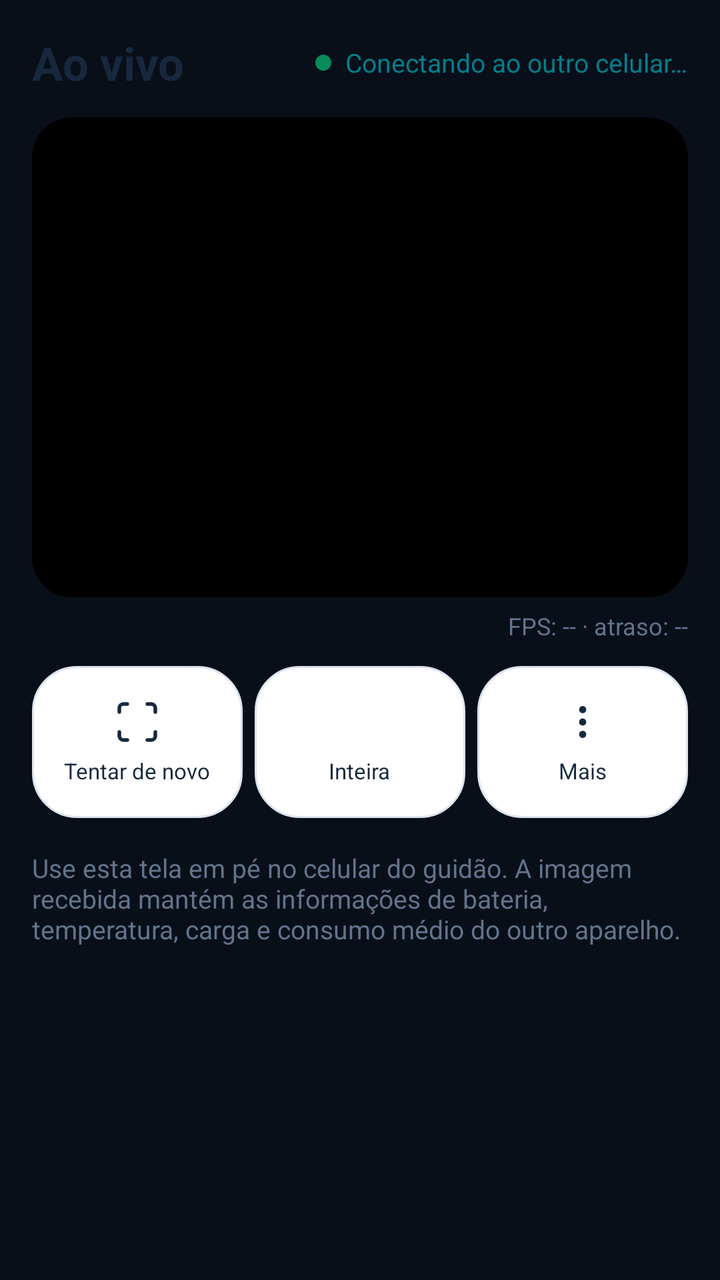
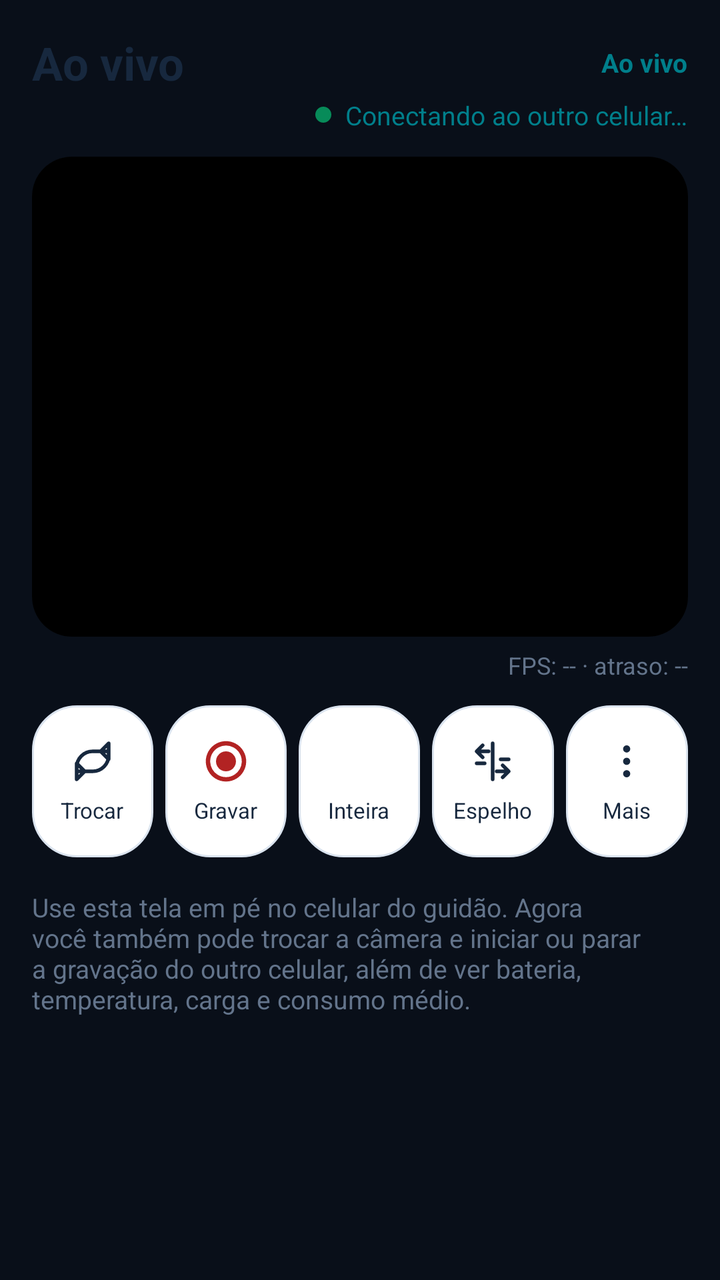

Two renders of the same Android screen: before a commit and after it. Below are the layout's source before the change and the commit's diff.
<!-- AndroidManifest.xml: application theme Theme.MinhaCamera -->
<!-- res/layout/activity_phone_viewer.xml -->
<?xml version="1.0" encoding="utf-8"?>
<ScrollView xmlns:android="http://schemas.android.com/apk/res/android"
    android:layout_width="match_parent" android:layout_height="match_parent"
    android:background="@color/player_background" android:fillViewport="true">

    <LinearLayout
        android:layout_width="match_parent" android:layout_height="wrap_content"
        android:orientation="vertical" android:padding="16dp">

        <LinearLayout
            android:layout_width="match_parent" android:layout_height="wrap_content"
            android:orientation="horizontal" android:gravity="center_vertical">
            <TextView
                android:layout_width="0dp" android:layout_weight="1" android:layout_height="wrap_content"
                android:text="@string/ui_live" android:textColor="@color/app_text"
                android:textSize="23sp" android:textStyle="bold"/>
            <View android:layout_width="8dp" android:layout_height="8dp" android:background="@drawable/bg_ui_live"/>
            <TextView
                android:id="@+id/phoneViewerStatus"
                android:layout_width="wrap_content" android:layout_height="wrap_content"
                android:layout_marginStart="7dp" android:text="@string/phone_connecting"
                android:textColor="@color/brand_secondary" android:textSize="13sp"/>
        </LinearLayout>

        <FrameLayout
            android:layout_width="match_parent" android:layout_height="240dp"
            android:layout_marginTop="12dp" android:background="@drawable/bg_ui_preview"
            android:clipToOutline="true">
            <ImageView
                android:id="@+id/phoneImage" android:layout_width="match_parent" android:layout_height="match_parent"
                android:background="#000000" android:contentDescription="@string/phone_camera"
                android:scaleType="fitCenter" />
            <TextView
                android:id="@+id/phoneViewerTelemetry" android:layout_width="wrap_content"
                android:layout_height="wrap_content" android:layout_gravity="top|start"
                android:layout_margin="10dp" android:background="@drawable/bg_phone_telemetry"
                android:paddingStart="9dp" android:paddingEnd="9dp" android:paddingTop="6dp"
                android:paddingBottom="6dp" android:textColor="#FFFFFFFF" android:textSize="12sp"
                android:textStyle="bold" android:visibility="gone" />
        </FrameLayout>

        <TextView
            android:id="@+id/phoneViewerPerformance" android:layout_width="match_parent"
            android:layout_height="wrap_content" android:gravity="end" android:paddingTop="6dp"
            android:text="@string/phone_performance_waiting" android:textColor="@color/ui_muted"
            android:textSize="12sp" />

        <TextView
            android:id="@+id/phoneViewerTelemetryDetails" android:layout_width="match_parent"
            android:layout_height="wrap_content" android:layout_marginTop="4dp" android:padding="8dp"
            android:background="@drawable/bg_phone_telemetry" android:text="@string/phone_receiver_waiting_telemetry"
            android:textColor="#FFFFFFFF" android:textSize="12sp" android:visibility="gone" />

        <LinearLayout
            android:layout_width="match_parent" android:layout_height="wrap_content"
            android:layout_marginTop="12dp" android:orientation="horizontal" android:baselineAligned="false">

            <LinearLayout
                android:id="@+id/phoneRetry" android:layout_width="0dp" android:layout_weight="1"
                android:layout_height="76dp" android:layout_marginEnd="4dp" android:padding="4dp"
                android:gravity="center" android:background="@drawable/bg_ui_card" android:orientation="vertical"
                android:clickable="true" android:focusable="true" android:contentDescription="@string/tentar_novamente">
                <ImageView android:layout_width="24dp" android:layout_height="24dp" android:src="@drawable/ic_ui_scan"
                    android:contentDescription="@null"/>
                <TextView android:layout_width="wrap_content" android:layout_height="wrap_content" android:layout_marginTop="5dp"
                    android:text="@string/tentar_novamente" android:textColor="@color/app_text" android:textSize="11sp"/>
            </LinearLayout>

            <LinearLayout
                android:id="@+id/phoneViewerFit" android:layout_width="0dp" android:layout_weight="1"
                android:layout_height="76dp" android:layout_marginStart="2dp" android:layout_marginEnd="2dp" android:padding="4dp"
                android:gravity="center" android:background="@drawable/bg_ui_card" android:orientation="vertical"
                android:clickable="true" android:focusable="true" android:contentDescription="@string/imagem_inteira">
                <ImageView android:id="@+id/phoneViewerFitIcon" android:layout_width="24dp" android:layout_height="24dp" android:src="@drawable/ic_fit"
                    android:contentDescription="@null"/>
                <TextView android:id="@+id/phoneViewerFitLabel" android:layout_width="wrap_content" android:layout_height="wrap_content" android:layout_marginTop="5dp"
                    android:text="@string/phone_view_fit" android:textColor="@color/app_text" android:textSize="11sp"/>
            </LinearLayout>

            <LinearLayout
                android:id="@+id/phoneViewerMore" android:layout_width="0dp" android:layout_weight="1"
                android:layout_height="76dp" android:layout_marginStart="4dp" android:padding="4dp"
                android:gravity="center" android:background="@drawable/bg_ui_card" android:orientation="vertical"
                android:clickable="true" android:focusable="true" android:contentDescription="@string/ui_more_short">
                <ImageView android:layout_width="24dp" android:layout_height="24dp" android:src="@drawable/ic_ui_more"
                    android:contentDescription="@null"/>
                <TextView android:layout_width="wrap_content" android:layout_height="wrap_content" android:layout_marginTop="5dp"
                    android:text="@string/ui_more_short" android:textColor="@color/app_text" android:textSize="11sp"/>
            </LinearLayout>
        </LinearLayout>

        <TextView
            android:layout_width="match_parent" android:layout_height="wrap_content" android:layout_marginTop="16dp"
            android:text="@string/phone_receiver_instructions" android:textColor="@color/ui_muted" android:textSize="13sp"/>

    </LinearLayout>
</ScrollView>
<!-- resources referenced by this layout -->
<resources>
  <color name="app_text">#17283E</color>
  <color name="brand_secondary">#007F8B</color>
  <color name="player_background">#090F19</color>
  <color name="ui_muted">#63748B</color>
  <!-- drawable bg_phone_telemetry (drawable) -->
  <?xml version="1.0" encoding="utf-8"?>
  <shape xmlns:android="http://schemas.android.com/apk/res/android" android:shape="rectangle">
      <solid android:color="#C40B111B" />
      <corners android:radius="8dp" />
  </shape>
  <!-- drawable bg_ui_live (drawable) -->
  <?xml version="1.0" encoding="utf-8"?>
  <shape xmlns:android="http://schemas.android.com/apk/res/android" android:shape="oval">
      <solid android:color="#078B59"/>
  </shape>
  <!-- drawable bg_ui_preview (drawable) -->
  <?xml version="1.0" encoding="utf-8"?>
  <shape xmlns:android="http://schemas.android.com/apk/res/android" android:shape="rectangle">
      <solid android:color="#171D27"/><corners android:radius="20dp"/>
  </shape>
  <!-- drawable ic_ui_scan (drawable) -->
  <?xml version="1.0" encoding="utf-8"?>
  <vector xmlns:android="http://schemas.android.com/apk/res/android" android:width="24dp" android:height="24dp" android:viewportWidth="24" android:viewportHeight="24">
      <path android:fillColor="@android:color/transparent" android:strokeColor="@color/app_text" android:strokeWidth="1.8" android:strokeLineCap="round" android:strokeLineJoin="round" android:pathData="M7 3H5a2 2 0 0 0 -2 2v2 M17 3h2a2 2 0 0 1 2 2v2 M21 17v2a2 2 0 0 1 -2 2h-2 M3 17v2a2 2 0 0 0 2 2h2" />
  </vector>
  <string name="imagem_inteira">Imagem inteira · sem cortes</string>
  <string name="phone_camera">Câmera de celular</string>
  <string name="phone_connecting">Conectando ao outro celular…</string>
  <string name="phone_performance_waiting">FPS: -- · atraso: --</string>
  <string name="phone_receiver_instructions">Use esta tela em pé no celular do guidão. A imagem recebida mantém as informações de bateria, temperatura, carga e consumo médio do outro aparelho.</string>
  <string name="phone_receiver_waiting_telemetry">Aguardando dados do outro celular…</string>
  <string name="phone_view_fit">Inteira</string>
  <string name="tentar_novamente">Tentar de novo</string>
  <string name="ui_live">Ao vivo</string>
  <string name="ui_more_short">Mais</string>
  <color name="app_surface">#FFFFFF</color>
  <color name="app_outline">#DBE4EF</color>
  <color name="brand_primary">#176BCE</color>
  <color name="brand_on_primary">#FFFFFF</color>
  <color name="app_background">#F2F6FB</color>
  <!-- unchanged entries left out for length: 4 -->
</resources>

<!-- the commit's change to res/layout/activity_phone_viewer.xml (unified diff, before → after) -->
@@ -14,6 +14,16 @@
                 android:layout_width="0dp" android:layout_weight="1" android:layout_height="wrap_content"
                 android:text="@string/ui_live" android:textColor="@color/app_text"
                 android:textSize="23sp" android:textStyle="bold"/>
+            <TextView
+                android:id="@+id/phoneViewerRec"
+                android:layout_width="wrap_content" android:layout_height="wrap_content"
+                android:text="@string/phone_receiver_idle" android:textColor="@color/brand_secondary"
+                android:textSize="13sp" android:textStyle="bold"/>
+        </LinearLayout>
+
+        <LinearLayout
+            android:layout_width="match_parent" android:layout_height="wrap_content"
+            android:layout_marginTop="2dp" android:orientation="horizontal" android:gravity="end|center_vertical">
             <View android:layout_width="8dp" android:layout_height="8dp" android:background="@drawable/bg_ui_live"/>
             <TextView
                 android:id="@+id/phoneViewerStatus"
@@ -23,6 +33,7 @@
         </LinearLayout>
 
         <FrameLayout
+            android:id="@+id/phoneViewerPreviewContainer"
             android:layout_width="match_parent" android:layout_height="240dp"
             android:layout_marginTop="12dp" android:background="@drawable/bg_ui_preview"
             android:clipToOutline="true">
@@ -52,23 +63,35 @@
             android:textColor="#FFFFFFFF" android:textSize="12sp" android:visibility="gone" />
 
         <LinearLayout
+            android:id="@+id/phoneViewerControls"
             android:layout_width="match_parent" android:layout_height="wrap_content"
             android:layout_marginTop="12dp" android:orientation="horizontal" android:baselineAligned="false">
 
             <LinearLayout
-                android:id="@+id/phoneRetry" android:layout_width="0dp" android:layout_weight="1"
-                android:layout_height="76dp" android:layout_marginEnd="4dp" android:padding="4dp"
+                android:id="@+id/phoneViewerSwitch" android:layout_width="0dp" android:layout_weight="1"
+                android:layout_height="76dp" android:layout_marginEnd="3dp" android:padding="4dp"
                 android:gravity="center" android:background="@drawable/bg_ui_card" android:orientation="vertical"
-                android:clickable="true" android:focusable="true" android:contentDescription="@string/tentar_novamente">
-                <ImageView android:layout_width="24dp" android:layout_height="24dp" android:src="@drawable/ic_ui_scan"
+                android:clickable="true" android:focusable="true" android:contentDescription="@string/phone_receiver_switch_camera">
+                <ImageView android:id="@+id/phoneViewerSwitchIcon" android:layout_width="24dp" android:layout_height="24dp" android:src="@drawable/ic_ui_flip"
                     android:contentDescription="@null"/>
-                <TextView android:layout_width="wrap_content" android:layout_height="wrap_content" android:layout_marginTop="5dp"
-                    android:text="@string/tentar_novamente" android:textColor="@color/app_text" android:textSize="11sp"/>
+                <TextView android:id="@+id/phoneViewerSwitchLabel" android:layout_width="wrap_content" android:layout_height="wrap_content" android:layout_marginTop="5dp"
+                    android:text="@string/phone_receiver_switch_camera_short" android:textColor="@color/app_text" android:textSize="11sp"/>
+            </LinearLayout>
+
+            <LinearLayout
+                android:id="@+id/phoneViewerRecord" android:layout_width="0dp" android:layout_weight="1"
+                android:layout_height="76dp" android:layout_marginStart="3dp" android:layout_marginEnd="3dp" android:padding="4dp"
+                android:gravity="center" android:background="@drawable/bg_ui_card" android:orientation="vertical"
+                android:clickable="true" android:focusable="true" android:contentDescription="@string/ui_record">
+                <ImageView android:id="@+id/phoneViewerRecordIcon" android:layout_width="24dp" android:layout_height="24dp" android:src="@drawable/ic_ui_record"
+                    android:contentDescription="@null"/>
+                <TextView android:id="@+id/phoneViewerRecordLabel" android:layout_width="wrap_content" android:layout_height="wrap_content" android:layout_marginTop="5dp"
+                    android:text="@string/ui_record" android:textColor="@color/app_text" android:textSize="11sp"/>
             </LinearLayout>
 
             <LinearLayout
                 android:id="@+id/phoneViewerFit" android:layout_width="0dp" android:layout_weight="1"
-                android:layout_height="76dp" android:layout_marginStart="2dp" android:layout_marginEnd="2dp" android:padding="4dp"
+                android:layout_height="76dp" android:layout_marginStart="3dp" android:layout_marginEnd="3dp" android:padding="4dp"
                 android:gravity="center" android:background="@drawable/bg_ui_card" android:orientation="vertical"
                 android:clickable="true" android:focusable="true" android:contentDescription="@string/imagem_inteira">
                 <ImageView android:id="@+id/phoneViewerFitIcon" android:layout_width="24dp" android:layout_height="24dp" android:src="@drawable/ic_fit"
@@ -78,8 +101,19 @@
             </LinearLayout>
 
             <LinearLayout
+                android:id="@+id/phoneViewerMirror" android:layout_width="0dp" android:layout_weight="1"
+                android:layout_height="76dp" android:layout_marginStart="3dp" android:layout_marginEnd="3dp" android:padding="4dp"
+                android:gravity="center" android:background="@drawable/bg_ui_card" android:orientation="vertical"
+                android:clickable="true" android:focusable="true" android:contentDescription="@string/phone_view_mirror">
+                <ImageView android:layout_width="24dp" android:layout_height="24dp" android:src="@drawable/ic_ui_mirror"
+                    android:contentDescription="@null"/>
+                <TextView android:id="@+id/phoneViewerMirrorLabel" android:layout_width="wrap_content" android:layout_height="wrap_content" android:layout_marginTop="5dp"
+                    android:text="@string/phone_view_mirror" android:textColor="@color/app_text" android:textSize="11sp"/>
+            </LinearLayout>
+
+            <LinearLayout
                 android:id="@+id/phoneViewerMore" android:layout_width="0dp" android:layout_weight="1"
-                android:layout_height="76dp" android:layout_marginStart="4dp" android:padding="4dp"
+                android:layout_height="76dp" android:layout_marginStart="3dp" android:padding="4dp"
                 android:gravity="center" android:background="@drawable/bg_ui_card" android:orientation="vertical"
                 android:clickable="true" android:focusable="true" android:contentDescription="@string/ui_more_short">
                 <ImageView android:layout_width="24dp" android:layout_height="24dp" android:src="@drawable/ic_ui_more"
@@ -90,6 +124,7 @@
         </LinearLayout>
 
         <TextView
+            android:id="@+id/phoneViewerInstructions"
             android:layout_width="match_parent" android:layout_height="wrap_content" android:layout_marginTop="16dp"
             android:text="@string/phone_receiver_instructions" android:textColor="@color/ui_muted" android:textSize="13sp"/>
 
<!-- resource entries referenced after the edit -->
@@ -20,21 +20,39 @@
   <shape xmlns:android="http://schemas.android.com/apk/res/android" android:shape="rectangle">
       <solid android:color="#171D27"/><corners android:radius="20dp"/>
   </shape>
-  <!-- drawable ic_ui_scan (drawable) -->
+  <!-- drawable ic_ui_flip (drawable) -->
   <?xml version="1.0" encoding="utf-8"?>
   <vector xmlns:android="http://schemas.android.com/apk/res/android" android:width="24dp" android:height="24dp" android:viewportWidth="24" android:viewportHeight="24">
-      <path android:fillColor="@android:color/transparent" android:strokeColor="@color/app_text" android:strokeWidth="1.8" android:strokeLineCap="round" android:strokeLineJoin="round" android:pathData="M7 3H5a2 2 0 0 0 -2 2v2 M17 3h2a2 2 0 0 1 2 2v2 M21 17v2a2 2 0 0 1 -2 2h-2 M3 17v2a2 2 0 0 0 2 2h2" />
+      <path android:fillColor="@android:color/transparent" android:strokeColor="@color/app_text" android:strokeWidth="1.8" android:strokeLineCap="round" android:strokeLineJoin="round" android:pathData="M20 7v-4l-4 4 4 4V7h-8a8 8 0 0 0 -8 8 M4 17v4l4 -4 -4 -4v4h8a8 8 0 0 0 8 -8" />
+  </vector>
+  <!-- drawable ic_ui_mirror (drawable) -->
+  <?xml version="1.0" encoding="utf-8"?>
+  <vector xmlns:android="http://schemas.android.com/apk/res/android"
+      android:width="24dp" android:height="24dp"
+      android:viewportWidth="24" android:viewportHeight="24">
+      <path android:fillColor="@android:color/transparent" android:strokeColor="@color/app_text"
+          android:strokeWidth="1.8" android:strokeLineCap="round" android:strokeLineJoin="round"
+          android:pathData="M12,3 V21 M10,7 H4 L7,4 M4,7 L7,10 M14,17 H20 L17,14 M20,17 L17,20 M4,13 H8 M16,11 H20"/>
+  </vector>
+  <!-- drawable ic_ui_record (drawable) -->
+  <vector xmlns:android="http://schemas.android.com/apk/res/android" android:width="24dp" android:height="24dp" android:viewportWidth="24" android:viewportHeight="24">
+      <path android:fillColor="@android:color/transparent" android:strokeColor="#B22323" android:strokeWidth="2.2" android:pathData="M12,3 A9,9 0 1,1 11.99,3"/>
+      <path android:fillColor="#B22323" android:pathData="M12,7 A5,5 0 1,1 11.99,7" />
   </vector>
   <string name="imagem_inteira">Imagem inteira · sem cortes</string>
   <string name="phone_camera">Câmera de celular</string>
   <string name="phone_connecting">Conectando ao outro celular…</string>
   <string name="phone_performance_waiting">FPS: -- · atraso: --</string>
-  <string name="phone_receiver_instructions">Use esta tela em pé no celular do guidão. A imagem recebida mantém as informações de bateria, temperatura, carga e consumo médio do outro aparelho.</string>
+  <string name="phone_receiver_idle">Ao vivo</string>
+  <string name="phone_receiver_instructions">Use esta tela em pé no celular do guidão. Agora você também pode trocar a câmera e iniciar ou parar a gravação do outro celular, além de ver bateria, temperatura, carga e consumo médio.</string>
+  <string name="phone_receiver_switch_camera">Trocar câmera do outro celular</string>
+  <string name="phone_receiver_switch_camera_short">Trocar</string>
   <string name="phone_receiver_waiting_telemetry">Aguardando dados do outro celular…</string>
   <string name="phone_view_fit">Inteira</string>
-  <string name="tentar_novamente">Tentar de novo</string>
+  <string name="phone_view_mirror">Espelho</string>
   <string name="ui_live">Ao vivo</string>
   <string name="ui_more_short">Mais</string>
+  <string name="ui_record">Gravar</string>
   <color name="app_surface">#FFFFFF</color>
   <color name="app_outline">#DBE4EF</color>
   <color name="brand_primary">#176BCE</color>
